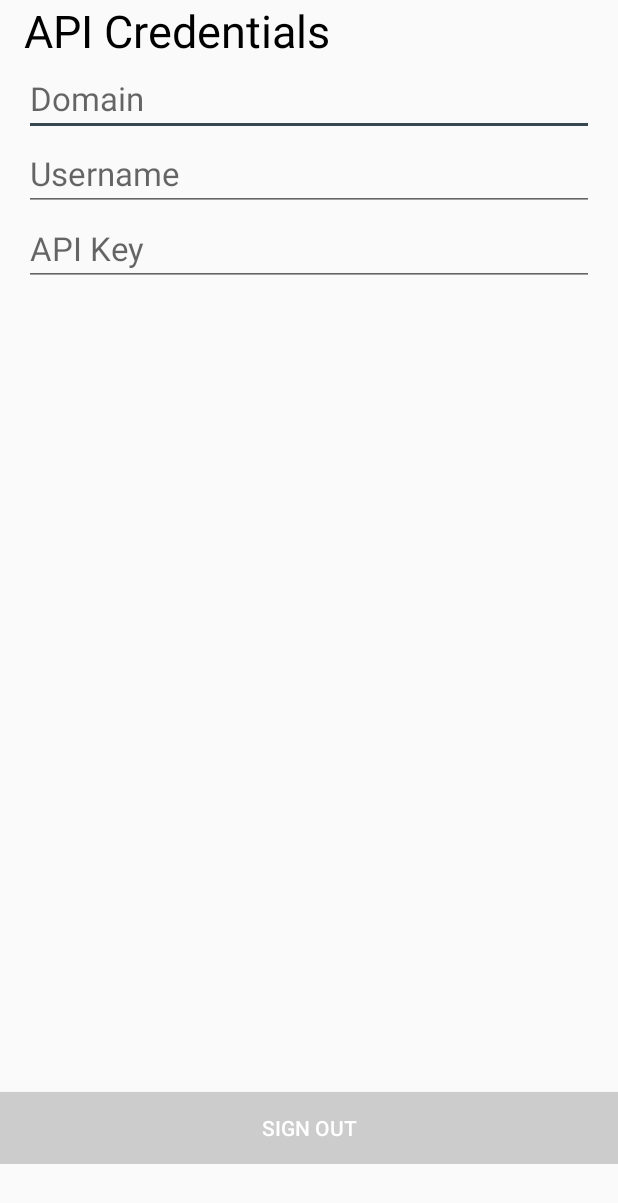
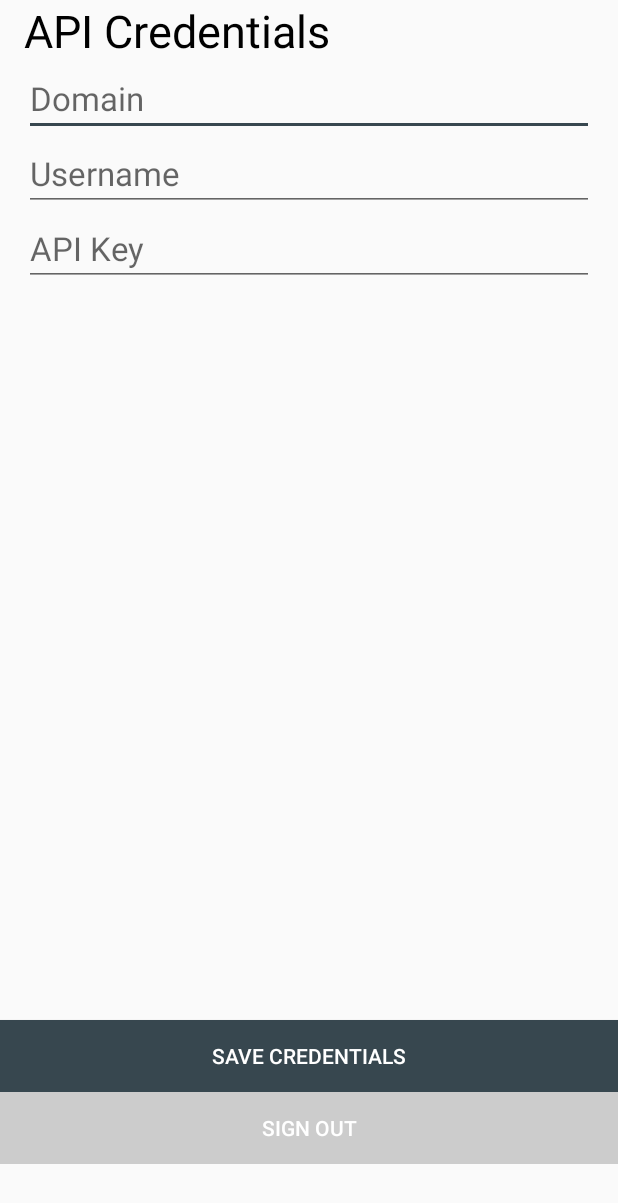
Before and after one commit to michalzuk/Statistical_CMS_Android, an Android app: the fragment SettingsFragment shown on its own in the app's theme, on a phone screen of 412 x 824 dp. Shown: the top 1203 px of the screen. Run offline under Robolectric (Android 15) with nearby library versions, the phone set to English and light mode, and no system bars; our stand-ins replace Firebase (no records; nobody signed in at launch, a user with empty details on screens opened directly).

Commit message:
Created model for credentials

```diff
--- a/app/src/main/java/io/michalzuk/horton/fragments/SettingsFragment.kt
+++ b/app/src/main/java/io/michalzuk/horton/fragments/SettingsFragment.kt
@@ -33,5 +33,13 @@ class SettingsFragment : Fragment() {
             mAuth.signOut()
             startActivity(Intent(activity, LoginActivity::class.java))
         }
+
+        save_credentials_button.setOnClickListener { view ->
+            saveCredentials();
+        }
+    }
+
+    private fun saveCredentials() {
+        TODO("not implemented") //To change body of created functions use File | Settings | File Templates.
     }
 }
--- /dev/null
+++ b/app/src/main/java/io/michalzuk/horton/models/Credentials.kt
@@ -0,0 +1,2 @@
+class Credentials constructor(val domain: String, val  username: String,
+                              val apiKey: String)
--- a/app/src/main/res/layout/fragment_settings.xml
+++ b/app/src/main/res/layout/fragment_settings.xml
@@ -59,6 +59,15 @@
         android:paddingBottom="48dp">
 
         <Button
+            android:id="@+id/save_credentials_button"
+            android:layout_width="match_parent"
+            android:layout_height="wrap_content"
+            android:layout_above="@+id/sign_out_button"
+            android:background="@color/colorAccent"
+            android:text="@string/save_credentials"
+            android:textColor="@color/white" />
+
+        <Button
             android:id="@+id/sign_out_button"
             android:layout_width="match_parent"
             android:layout_height="wrap_content"
--- a/app/src/main/res/values/strings.xml
+++ b/app/src/main/res/values/strings.xml
@@ -47,4 +47,5 @@
     <string name="pref_key_api">pref_key_credentials_api_key</string>
     <string name="pref_sign_out">pref_key_sign_out</string>
     <string name="sign_out">Sign Out</string>
+    <string name="save_credentials">Save credentials</string>
 </resources>
```
